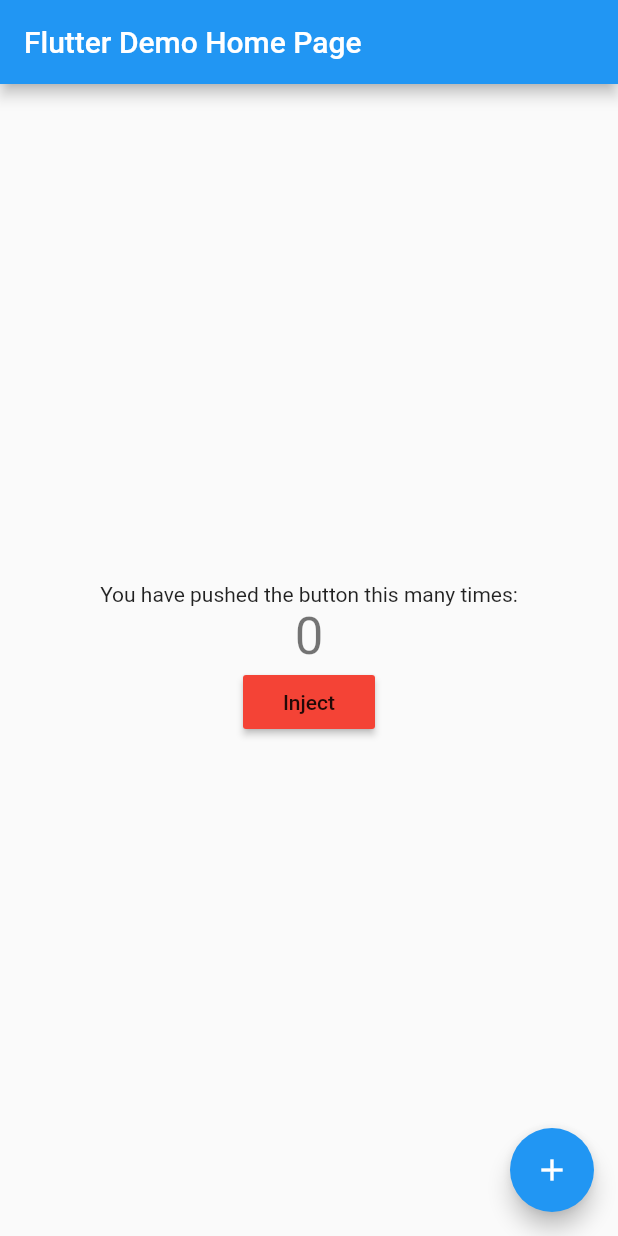
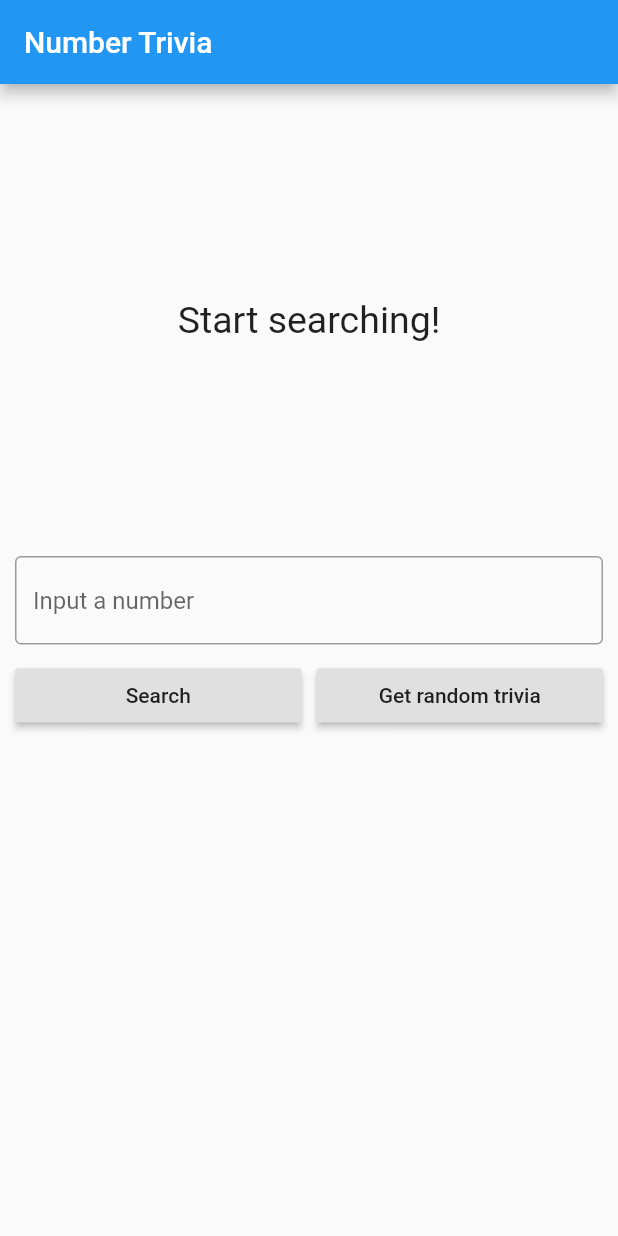
Before and after one commit to lpusz/Number-Trivia, a Flutter app: the screen it shows after launch, on a phone screen of 412 x 824 dp. Run offline on Flutter 3.47's test engine with Material 2 defaults, Android fonts, the phone set to English and light mode, and no system bars; our stand-ins replace dartz, data_connection_checker, dio, equatable, flutter_bloc, get_it and 3 more; generated files the repository leaves out were written again.

Commit message:
Flutter TDD Clean Architecture Course [14] – User Interface

```diff
--- a/lib/features/number_trivia/domain/use_cases/get_concrete_number_trivia.dart
+++ b/lib/features/number_trivia/domain/use_cases/get_concrete_number_trivia.dart
@@ -5,7 +5,6 @@ import 'package:number_trivia/core/error/failures.dart';
 import 'package:number_trivia/core/use_cases/use_case.dart';
 import 'package:number_trivia/features/number_trivia/domain/entities/number_trivia.dart';
 import 'package:number_trivia/features/number_trivia/domain/repositories/number_trivia_repository.dart';
-import 'package:number_trivia/injection.dart';
 
 @lazySingleton
 class GetConcreteNumberTrivia implements UseCase<NumberTrivia, Params> {
--- a/lib/features/number_trivia/domain/use_cases/get_random_number_trivia.dart
+++ b/lib/features/number_trivia/domain/use_cases/get_random_number_trivia.dart
@@ -4,7 +4,6 @@ import 'package:number_trivia/core/error/failures.dart';
 import 'package:number_trivia/core/use_cases/use_case.dart';
 import 'package:number_trivia/features/number_trivia/domain/entities/number_trivia.dart';
 import 'package:number_trivia/features/number_trivia/domain/repositories/number_trivia_repository.dart';
-import 'package:number_trivia/injection.dart';
 
 @lazySingleton
 class GetRandomNumberTrivia implements UseCase<NumberTrivia, NoParams> {
@@ -13,7 +12,7 @@ class GetRandomNumberTrivia implements UseCase<NumberTrivia, NoParams> {
   GetRandomNumberTrivia(this.repository);
 
   @override
-  Future<Either<Failure, NumberTrivia>> call(NoParams params) {
-    return repository.getRandomNumberTrivia();
+  Future<Either<Failure, NumberTrivia>> call(NoParams params) async {
+    return await repository.getRandomNumberTrivia();
   }
 }
--- /dev/null
+++ b/lib/features/number_trivia/presentation/pages/number_trivia_page.dart
@@ -0,0 +1,43 @@
+import 'package:flutter/material.dart';
+import 'package:flutter_bloc/flutter_bloc.dart';
+import 'package:number_trivia/features/number_trivia/presentation/bloc/number_trivia_bloc.dart';
+import 'package:number_trivia/features/number_trivia/presentation/widgets/loading_widget.dart';
+import 'package:number_trivia/features/number_trivia/presentation/widgets/message_display.dart';
+import 'package:number_trivia/features/number_trivia/presentation/widgets/trivia_builder.dart';
+import 'package:number_trivia/features/number_trivia/presentation/widgets/trivia_controls.dart';
+import 'package:number_trivia/features/number_trivia/presentation/widgets/trivia_display.dart';
+import 'package:number_trivia/injection.dart';
+
+class NumberTriviaPage extends StatelessWidget {
+  const NumberTriviaPage({Key? key}) : super(key: key);
+
+  @override
+  Widget build(BuildContext context) {
+    return Scaffold(
+      resizeToAvoidBottomInset: false,
+      appBar: AppBar(
+        title: const Text('Number Trivia'),
+      ),
+      body: BlocProvider<NumberTriviaBloc>.value(
+        value: getIt<NumberTriviaBloc>(),
+        child: Padding(
+          padding: const EdgeInsets.all(10.0),
+          child: _buildColumn(),
+        ),
+      ),
+    );
+  }
+
+  Column _buildColumn() {
+    return Column(
+      children: const [
+        SizedBox(
+          height: 10,
+        ),
+        TriviaBuilder(),
+        SizedBox(height: 20),
+        TriviaControls(),
+      ],
+    );
+  }
+}
--- /dev/null
+++ b/lib/features/number_trivia/presentation/widgets/message_display.dart
@@ -0,0 +1,23 @@
+import 'package:flutter/material.dart';
+
+class MessageDisplay extends StatelessWidget {
+  final String message;
+
+  const MessageDisplay({super.key, required this.message});
+
+  @override
+  Widget build(BuildContext context) {
+    return SizedBox(
+      height: MediaQuery.of(context).size.height / 3,
+      child: Center(
+        child: SingleChildScrollView(
+          child: Text(
+            message,
+            style: const TextStyle(fontSize: 25),
+            textAlign: TextAlign.center,
+          ),
+        ),
+      ),
+    );
+  }
+}
--- /dev/null
+++ b/lib/features/number_trivia/presentation/widgets/trivia_builder.dart
@@ -0,0 +1,30 @@
+import 'package:flutter/material.dart';
+import 'package:flutter_bloc/flutter_bloc.dart';
+import 'package:number_trivia/features/number_trivia/presentation/bloc/number_trivia_bloc.dart';
+import 'package:number_trivia/features/number_trivia/presentation/widgets/loading_widget.dart';
+import 'package:number_trivia/features/number_trivia/presentation/widgets/message_display.dart';
+import 'package:number_trivia/features/number_trivia/presentation/widgets/trivia_display.dart';
+
+class TriviaBuilder extends StatelessWidget {
+  const TriviaBuilder({Key? key}) : super(key: key);
+
+  @override
+  Widget build(BuildContext context) {
+    return BlocBuilder<NumberTriviaBloc, NumberTriviaState>(
+      bloc: context.read<NumberTriviaBloc>(),
+      builder: (context, state) {
+        if (state is Empty) {
+          return const MessageDisplay(message: 'Start searching!');
+        } else if (state is Error) {
+          return MessageDisplay(message: state.message);
+        } else if (state is Loaded) {
+          return TriviaDisplay(numberTrivia: state.trivia);
+        } else if (state is Loading) {
+          return const LoadingWidget();
+        }
+
+        return Container();
+      },
+    );
+  }
+}
--- /dev/null
+++ b/lib/features/number_trivia/presentation/widgets/trivia_controls.dart
@@ -0,0 +1,70 @@
+import 'package:flutter/material.dart';
+import 'package:number_trivia/features/number_trivia/presentation/bloc/number_trivia_bloc.dart';
+import 'package:flutter_bloc/flutter_bloc.dart';
+
+class TriviaControls extends StatefulWidget {
+  const TriviaControls({Key? key}) : super(key: key);
+
+  @override
+  State<TriviaControls> createState() => _TriviaControlsState();
+}
+
+class _TriviaControlsState extends State<TriviaControls> {
+  late String inputStr;
+
+  @override
+  void initState() {
+    super.initState();
+    inputStr = '';
+  }
+
+  @override
+  Widget build(BuildContext context) {
+    return Column(
+      children: [
+        TextField(
+          keyboardType: TextInputType.number,
+          decoration: const InputDecoration(
+            border: OutlineInputBorder(),
+            hintText: 'Input a number',
+          ),
+          onChanged: (value) {
+            setState(() {
+              inputStr = value;
+            });
+          },
+        ),
+        const SizedBox(height: 10),
+        Row(
+          children: [
+            Expanded(
+              child: RaisedButton(
+                onPressed: dispatchConcrete,
+                child: const Text('Search'),
+              ),
+            ),
+            const SizedBox(
+              width: 10,
+            ),
+            Expanded(
+              child: RaisedButton(
+                onPressed: dispatchRandom,
+                child: const Text('Get random trivia'),
+              ),
+            ),
+          ],
+        ),
+      ],
+    );
+  }
+
+  void dispatchConcrete() {
+    final bloc = context.read<NumberTriviaBloc>();
+    bloc.add(GetTriviaForConcreteNumber(inputStr));
+  }
+
+  void dispatchRandom() {
+    final bloc = context.read<NumberTriviaBloc>();
+    bloc.add(GetTriviaForRandomNumber());
+  }
+}
--- a/lib/main.dart
+++ b/lib/main.dart
@@ -1,10 +1,5 @@
 import 'package:flutter/material.dart';
-import 'package:injectable/injectable.dart';
-import 'package:number_trivia/core/network/network_info.dart';
-import 'package:number_trivia/features/number_trivia/data/data_sources/number_trivia_local_data_source.dart';
-import 'package:number_trivia/features/number_trivia/data/data_sources/number_trivia_remote_data_source.dart';
-import 'package:number_trivia/features/number_trivia/domain/repositories/number_trivia_repository.dart';
-import 'package:number_trivia/features/number_trivia/presentation/bloc/number_trivia_bloc.dart';
+import 'package:number_trivia/features/number_trivia/presentation/pages/number_trivia_page.dart';
 import 'package:number_trivia/injection.dart';
 
 void main() async {
@@ -17,128 +12,11 @@ void main() async {
 class MyApp extends StatelessWidget {
   const MyApp({Key? key}) : super(key: key);
 
-  // This widget is the root of your application.
   @override
   Widget build(BuildContext context) {
-    return MaterialApp(
-      title: 'Flutter Demo',
-      theme: ThemeData(
-        // This is the theme of your application.
-        //
-        // Try running your application with "flutter run". You'll see the
-        // application has a blue toolbar. Then, without quitting the app, try
-        // changing the primarySwatch below to Colors.green and then invoke
-        // "hot reload" (press "r" in the console where you ran "flutter run",
-        // or simply save your changes to "hot reload" in a Flutter IDE).
-        // Notice that the counter didn't reset back to zero; the application
-        // is not restarted.
-        primarySwatch: Colors.blue,
-      ),
-      home: const MyHomePage(title: 'Flutter Demo Home Page'),
+    return const MaterialApp(
+      title: 'Number Trivia',
+      home: NumberTriviaPage(),
     );
   }
 }
-
-class MyHomePage extends StatefulWidget {
-  const MyHomePage({Key? key, required this.title}) : super(key: key);
-
-  // This widget is the home page of your application. It is stateful, meaning
-  // that it has a State object (defined below) that contains fields that affect
-  // how it looks.
-
-  // This class is the configuration for the state. It holds the values (in this
-  // case the title) provided by the parent (in this case the App widget) and
-  // used by the build method of the State. Fields in a Widget subclass are
-  // always marked "final".
-
-  final String title;
-
-  @override
-  State<MyHomePage> createState() => _MyHomePageState();
-}
-
-class _MyHomePageState extends State<MyHomePage> {
-  int _counter = 0;
-
-  void _incrementCounter() {
-    setState(() {
-      // This call to setState tells the Flutter framework that something has
-      // changed in this State, which causes it to rerun the build method below
-      // so that the display can reflect the updated values. If we changed
-      // _counter without calling setState(), then the build method would not be
-      // called again, and so nothing would appear to happen.
-      _counter++;
-    });
-  }
-
-  @override
-  Widget build(BuildContext context) {
-    // This method is rerun every time setState is called, for instance as done
-    // by the _incrementCounter method above.
-    //
-    // The Flutter framework has been optimized to make rerunning build methods
-    // fast, so that you can just rebuild anything that needs updating rather
-    // than having to individually change instances of widgets.
-    return Scaffold(
-      appBar: AppBar(
-        // Here we take the value from the MyHomePage object that was created by
-        // the App.build method, and use it to set our appbar title.
-        title: Text(widget.title),
-      ),
-      body: Center(
-        // Center is a layout widget. It takes a single child and positions it
-        // in the middle of the parent.
-        child: Column(
-          // Column is also a layout widget. It takes a list of children and
-          // arranges them vertically. By default, it sizes itself to fit its
-          // children horizontally, and tries to be as tall as its parent.
-          //
-          // Invoke "debug painting" (press "p" in the console, choose the
-          // "Toggle Debug Paint" action from the Flutter Inspector in Android
-          // Studio, or the "Toggle Debug Paint" command in Visual Studio Code)
-          // to see the wireframe for each widget.
-          //
-          // Column has various properties to control how it sizes itself and
-          // how it positions its children. Here we use mainAxisAlignment to
-          // center the children vertically; the main axis here is the vertical
-          // axis because Columns are vertical (the cross axis would be
-          // horizontal).
-          mainAxisAlignment: MainAxisAlignment.center,
-          children: <Widget>[
-            const Text(
-              'You have pushed the button this many times:',
-            ),
-            Text(
-              '$_counter',
-              style: Theme.of(context).textTheme.headline4,
-            ),
-            MaterialButton(
-              onPressed: _inject,
-              color: Colors.red,
-              child: Text('Inject'),
-            ),
-          ],
-        ),
-      ),
-      floatingActionButton: FloatingActionButton(
-        onPressed: _incrementCounter,
-        tooltip: 'Increment',
-        child: const Icon(Icons.add),
-      ), // This trailing comma makes auto-formatting nicer for build methods.
-    );
-  }
-
-  void _inject() async {
-    final local = getIt<NumberTriviaLocalDataSource>();
-    final remote = getIt<NumberTriviaRemoteDataSource>();
-    final bloc = getIt<NumberTriviaBloc>();
-    final checker = getIt<NetworkInfo>();
-    final repository = getIt<NumberTriviaRepository>();
-
-    print(local);
-    print(remote);
-    print(bloc);
-    print(checker);
-    print(repository);
-  }
-}
```
Also changed, not shown: lib/features/number_trivia/data/data_sources/number_trivia_remote_data_source.dart (+12 -7 lines), lib/features/number_trivia/presentation/bloc/number_trivia_bloc.dart (+39 -29 lines), lib/features/number_trivia/presentation/widgets/loading_widget.dart (added, +15 -0 lines), lib/features/number_trivia/presentation/widgets/trivia_display.dart (added, +41 -0 lines), lib/features/number_trivia/data/data_sources/number_trivia_remote_data_source.g.dart.
